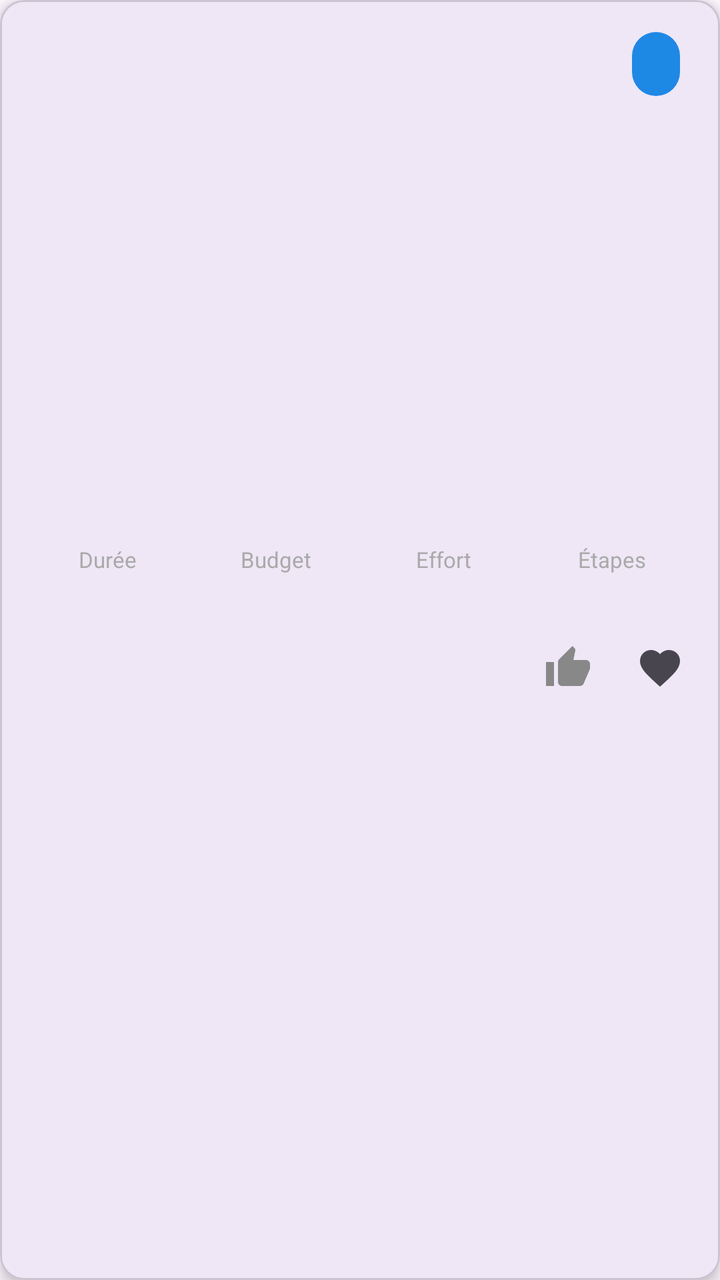
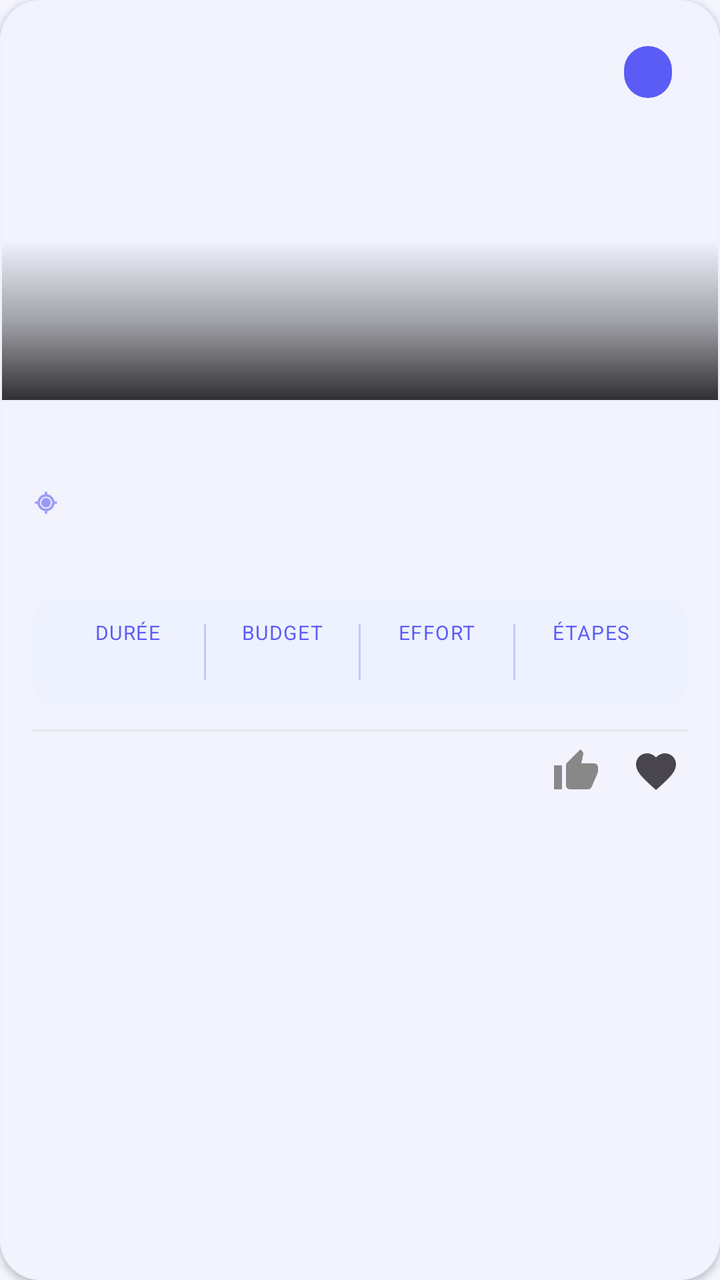

Screens rendered from an Android XML layout before and after an edit, with the pre-edit source and the edit as a unified diff.
<!-- AndroidManifest.xml: application theme Theme.Traveling -->
<!-- res/layout/item_path.xml -->
<?xml version="1.0" encoding="utf-8"?>
<com.google.android.material.card.MaterialCardView xmlns:android="http://schemas.android.com/apk/res/android"
    xmlns:app="http://schemas.android.com/apk/res-auto"
    android:layout_width="match_parent"
    android:layout_height="wrap_content"
    android:layout_margin="8dp"
    app:cardCornerRadius="12dp"
    app:cardElevation="4dp">

    <LinearLayout
        android:layout_width="match_parent"
        android:layout_height="wrap_content"
        android:orientation="vertical">

        
        <FrameLayout
            android:layout_width="match_parent"
            android:layout_height="180dp">

            <ImageView
                android:id="@+id/path_image"
                android:layout_width="match_parent"
                android:layout_height="match_parent"
                android:scaleType="centerCrop"
                android:contentDescription="Image du parcours" />

            
            <com.google.android.material.chip.Chip
                android:id="@+id/path_type_chip"
                android:layout_width="wrap_content"
                android:layout_height="wrap_content"
                android:layout_gravity="top|end"
                android:layout_margin="8dp"
                style="@style/Widget.MaterialComponents.Chip.Action"
                app:chipBackgroundColor="@color/colorPrimary"
                android:textColor="@android:color/white"
                android:textSize="11sp" />

        </FrameLayout>

        <LinearLayout
            android:layout_width="match_parent"
            android:layout_height="wrap_content"
            android:orientation="vertical"
            android:padding="12dp">

            
            <TextView
                android:id="@+id/path_title"
                android:layout_width="match_parent"
                android:layout_height="wrap_content"
                android:textSize="18sp"
                android:textStyle="bold"
                android:textColor="@android:color/black" />

            <TextView
                android:id="@+id/path_city"
                android:layout_width="match_parent"
                android:layout_height="wrap_content"
                android:layout_marginTop="2dp"
                android:textSize="14sp"
                android:textColor="@color/colorPrimary" />

            
            <TextView
                android:id="@+id/path_description"
                android:layout_width="match_parent"
                android:layout_height="wrap_content"
                android:layout_marginTop="6dp"
                android:textSize="14sp"
                android:maxLines="2"
                android:ellipsize="end"
                android:textColor="#555555" />

            
            <LinearLayout
                android:layout_width="match_parent"
                android:layout_height="wrap_content"
                android:orientation="horizontal"
                android:layout_marginTop="10dp"
                android:gravity="center_vertical">

                
                <LinearLayout
                    android:layout_width="0dp"
                    android:layout_height="wrap_content"
                    android:layout_weight="1"
                    android:orientation="vertical"
                    android:gravity="center">

                    <TextView
                        android:layout_width="wrap_content"
                        android:layout_height="wrap_content"
                        android:text="Durée"
                        android:textSize="11sp"
                        android:textColor="@android:color/darker_gray" />

                    <TextView
                        android:id="@+id/path_duration"
                        android:layout_width="wrap_content"
                        android:layout_height="wrap_content"
                        android:textSize="14sp"
                        android:textStyle="bold" />

                </LinearLayout>

                
                <LinearLayout
                    android:layout_width="0dp"
                    android:layout_height="wrap_content"
                    android:layout_weight="1"
                    android:orientation="vertical"
                    android:gravity="center">

                    <TextView
                        android:layout_width="wrap_content"
                        android:layout_height="wrap_content"
                        android:text="Budget"
                        android:textSize="11sp"
                        android:textColor="@android:color/darker_gray" />

                    <TextView
                        android:id="@+id/path_budget"
                        android:layout_width="wrap_content"
                        android:layout_height="wrap_content"
                        android:textSize="14sp"
                        android:textStyle="bold" />

                </LinearLayout>

                
                <LinearLayout
                    android:layout_width="0dp"
                    android:layout_height="wrap_content"
                    android:layout_weight="1"
                    android:orientation="vertical"
                    android:gravity="center">

                    <TextView
                        android:layout_width="wrap_content"
                        android:layout_height="wrap_content"
                        android:text="Effort"
                        android:textSize="11sp"
                        android:textColor="@android:color/darker_gray" />

                    <TextView
                        android:id="@+id/path_difficulty"
                        android:layout_width="wrap_content"
                        android:layout_height="wrap_content"
                        android:textSize="14sp"
                        android:textStyle="bold" />

                </LinearLayout>

                
                <LinearLayout
                    android:layout_width="0dp"
                    android:layout_height="wrap_content"
                    android:layout_weight="1"
                    android:orientation="vertical"
                    android:gravity="center">

                    <TextView
                        android:layout_width="wrap_content"
                        android:layout_height="wrap_content"
                        android:text="Étapes"
                        android:textSize="11sp"
                        android:textColor="@android:color/darker_gray" />

                    <TextView
                        android:id="@+id/path_steps_count"
                        android:layout_width="wrap_content"
                        android:layout_height="wrap_content"
                        android:textSize="14sp"
                        android:textStyle="bold" />

                </LinearLayout>

            </LinearLayout>

            
            <LinearLayout
                android:layout_width="match_parent"
                android:layout_height="wrap_content"
                android:orientation="horizontal"
                android:layout_marginTop="10dp"
                android:gravity="center_vertical">

                <TextView
                    android:id="@+id/path_author"
                    android:layout_width="0dp"
                    android:layout_height="wrap_content"
                    android:layout_weight="1"
                    android:textSize="12sp"
                    android:textColor="@android:color/darker_gray" />

                <ImageButton
                    android:id="@+id/btn_like_path"
                    android:layout_width="36dp"
                    android:layout_height="36dp"
                    android:background="?attr/selectableItemBackgroundBorderless"
                    android:src="@drawable/ic_thumb_up"
                    android:contentDescription="Like"
                    android:scaleType="centerInside" />

                <TextView
                    android:id="@+id/path_like_count"
                    android:layout_width="wrap_content"
                    android:layout_height="wrap_content"
                    android:layout_marginStart="2dp"
                    android:textSize="13sp"
                    android:textColor="@android:color/darker_gray" />

                <ImageButton
                    android:id="@+id/btn_favorite_path"
                    android:layout_width="36dp"
                    android:layout_height="36dp"
                    android:layout_marginStart="8dp"
                    android:background="?attr/selectableItemBackgroundBorderless"
                    android:src="@drawable/ic_favorite"
                    android:contentDescription="Favori"
                    android:scaleType="centerInside" />

            </LinearLayout>

        </LinearLayout>

    </LinearLayout>

</com.google.android.material.card.MaterialCardView>
<!-- resources referenced by this layout -->
<resources>
  <color name="colorPrimary">#FF1E88E5</color>
  <!-- drawable ic_favorite (drawable) -->
  <?xml version="1.0" encoding="utf-8"?>
  <vector xmlns:android="http://schemas.android.com/apk/res/android"
      android:width="24dp"
      android:height="24dp"
      android:viewportWidth="24"
      android:viewportHeight="24"
      android:tint="?attr/colorControlNormal">
      <path
          android:fillColor="@android:color/white"
          android:pathData="M12,21.35l-1.45,-1.32C5.4,15.36 2,12.28 2,8.5 2,5.42 4.42,3 7.5,3c1.74,0 3.41,0.81 4.5,2.09C13.09,3.81 14.76,3 16.5,3 19.58,3 22,5.42 22,8.5c0,3.78 -3.4,6.86 -8.55,11.54L12,21.35z" />
  </vector>
  <!-- drawable ic_thumb_up (drawable) -->
  <?xml version="1.0" encoding="utf-8"?>
  <vector xmlns:android="http://schemas.android.com/apk/res/android"
      android:width="24dp"
      android:height="24dp"
      android:viewportWidth="24"
      android:viewportHeight="24">
      <path
          android:fillColor="#888888"
          android:pathData="M1,21h4V9H1v12zm22-11c0-1.1-0.9-2-2-2h-6.31l0.95-4.57 0.03-0.32c0-0.41-0.17-0.79-0.44-1.06L14.17,1 7.59,7.59C7.22,7.95 7,8.45 7,9v10c0,1.1 0.9,2 2,2h9c0.83,0 1.54-0.5 1.84-1.22l3.02-7.05C22.95,12.5 23,12.26 23,12z" />
  </vector>
  <style name="Theme.Traveling" parent="Base.Theme.Traveling" />
  <style name="Base.Theme.Traveling" parent="Theme.Material3.DayNight.NoActionBar">
          
          
      </style>
</resources>

<!-- the commit's change to res/layout/item_path.xml (unified diff, before → after) -->
@@ -3,9 +3,13 @@
     xmlns:app="http://schemas.android.com/apk/res-auto"
     android:layout_width="match_parent"
     android:layout_height="wrap_content"
-    android:layout_margin="8dp"
-    app:cardCornerRadius="12dp"
-    app:cardElevation="4dp">
+    android:layout_marginHorizontal="12dp"
+    android:layout_marginVertical="8dp"
+    app:cardCornerRadius="20dp"
+    app:cardElevation="2dp"
+    app:strokeWidth="1dp"
+    app:strokeColor="@color/colorPrimaryLight"
+    app:cardBackgroundColor="@color/colorSurface">
 
     <LinearLayout
         android:layout_width="match_parent"
@@ -15,7 +19,7 @@
         
         <FrameLayout
             android:layout_width="match_parent"
-            android:layout_height="180dp">
+            android:layout_height="200dp">
 
             <ImageView
                 android:id="@+id/path_image"
@@ -25,16 +29,24 @@
                 android:contentDescription="Image du parcours" />
 
             
+            <View
+                android:layout_width="match_parent"
+                android:layout_height="80dp"
+                android:layout_gravity="bottom"
+                android:background="@drawable/bg_hero_gradient" />
+
+            
             <com.google.android.material.chip.Chip
                 android:id="@+id/path_type_chip"
                 android:layout_width="wrap_content"
                 android:layout_height="wrap_content"
                 android:layout_gravity="top|end"
-                android:layout_margin="8dp"
+                android:layout_margin="12dp"
                 style="@style/Widget.MaterialComponents.Chip.Action"
                 app:chipBackgroundColor="@color/colorPrimary"
                 android:textColor="@android:color/white"
-                android:textSize="11sp" />
+                android:textSize="11sp"
+                app:chipMinHeight="26dp" />
 
         </FrameLayout>
 
@@ -42,42 +54,65 @@
             android:layout_width="match_parent"
             android:layout_height="wrap_content"
             android:orientation="vertical"
-            android:padding="12dp">
+            android:padding="16dp">
 
             
             <TextView
                 android:id="@+id/path_title"
                 android:layout_width="match_parent"
                 android:layout_height="wrap_content"
-                android:textSize="18sp"
+                android:textSize="17sp"
                 android:textStyle="bold"
-                android:textColor="@android:color/black" />
-
-            <TextView
-                android:id="@+id/path_city"
-                android:layout_width="match_parent"
-                android:layout_height="wrap_content"
-                android:layout_marginTop="2dp"
-                android:textSize="14sp"
-                android:textColor="@color/colorPrimary" />
+                android:textColor="@color/colorTextPrimary"
+                android:letterSpacing="-0.01" />
+
+            
+            <LinearLayout
+                android:layout_width="match_parent"
+                android:layout_height="wrap_content"
+                android:orientation="horizontal"
+                android:gravity="center_vertical"
+                android:layout_marginTop="4dp">
+
+                <ImageView
+                    android:layout_width="14dp"
+                    android:layout_height="14dp"
+                    android:src="@android:drawable/ic_menu_mylocation"
+                    app:tint="@color/colorPrimary"
+                    android:contentDescription="@null" />
+
+                <TextView
+                    android:id="@+id/path_city"
+                    android:layout_width="0dp"
+                    android:layout_height="wrap_content"
+                    android:layout_weight="1"
+                    android:layout_marginStart="6dp"
+                    android:textSize="13sp"
+                    android:textStyle="bold"
+                    android:textColor="@color/colorPrimary" />
+
+            </LinearLayout>
 
             
             <TextView
                 android:id="@+id/path_description"
                 android:layout_width="match_parent"
                 android:layout_height="wrap_content"
-                android:layout_marginTop="6dp"
+                android:layout_marginTop="8dp"
                 android:textSize="14sp"
+                android:lineSpacingMultiplier="1.4"
                 android:maxLines="2"
                 android:ellipsize="end"
-                android:textColor="#555555" />
+                android:textColor="@color/colorTextSecondary" />
 
             
             <LinearLayout
                 android:layout_width="match_parent"
                 android:layout_height="wrap_content"
                 android:orientation="horizontal"
-                android:layout_marginTop="10dp"
+                android:layout_marginTop="12dp"
+                android:background="@drawable/bg_metric_row"
+                android:padding="10dp"
                 android:gravity="center_vertical">
 
                 
@@ -92,17 +127,28 @@
                         android:layout_width="wrap_content"
                         android:layout_height="wrap_content"
                         android:text="Durée"
-                        android:textSize="11sp"
-                        android:textColor="@android:color/darker_gray" />
+                        android:textSize="10sp"
+                        android:textAllCaps="true"
+                        android:letterSpacing="0.05"
+                        android:textColor="@color/colorPrimary" />
 
                     <TextView
                         android:id="@+id/path_duration"
                         android:layout_width="wrap_content"
                         android:layout_height="wrap_content"
-                        android:textSize="14sp"
-                        android:textStyle="bold" />
+                        android:layout_marginTop="2dp"
+                        android:textSize="13sp"
+                        android:textStyle="bold"
+                        android:textColor="@color/colorTextPrimary" />
 
                 </LinearLayout>
+
+                <View
+                    android:layout_width="1dp"
+                    android:layout_height="28dp"
+                    android:background="@color/colorPrimaryMedium"
+                    android:alpha="0.4"
+                    android:layout_gravity="center_vertical" />
 
                 
                 <LinearLayout
@@ -116,17 +162,28 @@
                         android:layout_width="wrap_content"
                         android:layout_height="wrap_content"
                         android:text="Budget"
-                        android:textSize="11sp"
-                        android:textColor="@android:color/darker_gray" />
+                        android:textSize="10sp"
+                        android:textAllCaps="true"
+                        android:letterSpacing="0.05"
+                        android:textColor="@color/colorPrimary" />
 
                     <TextView
                         android:id="@+id/path_budget"
                         android:layout_width="wrap_content"
                         android:layout_height="wrap_content"
-                        android:textSize="14sp"
-                        android:textStyle="bold" />
+                        android:layout_marginTop="2dp"
+                        android:textSize="13sp"
+                        android:textStyle="bold"
+                        android:textColor="@color/colorTextPrimary" />
 
                 </LinearLayout>
+
+                <View
+                    android:layout_width="1dp"
+                    android:layout_height="28dp"
+                    android:background="@color/colorPrimaryMedium"
+                    android:alpha="0.4"
+                    android:layout_gravity="center_vertical" />
 
                 
                 <LinearLayout
@@ -140,17 +197,28 @@
                         android:layout_width="wrap_content"
                         android:layout_height="wrap_content"
                         android:text="Effort"
-                        android:textSize="11sp"
-                        android:textColor="@android:color/darker_gray" />
+                        android:textSize="10sp"
+                        android:textAllCaps="true"
+                        android:letterSpacing="0.05"
+                        android:textColor="@color/colorPrimary" />
 
                     <TextView
                         android:id="@+id/path_difficulty"
                         android:layout_width="wrap_content"
                         android:layout_height="wrap_content"
-                        android:textSize="14sp"
-                        android:textStyle="bold" />
+                        android:layout_marginTop="2dp"
+                        android:textSize="13sp"
+                        android:textStyle="bold"
+                        android:textColor="@color/colorTextPrimary" />
 
                 </LinearLayout>
+
+                <View
+                    android:layout_width="1dp"
+                    android:layout_height="28dp"
+                    android:background="@color/colorPrimaryMedium"
+                    android:alpha="0.4"
+                    android:layout_gravity="center_vertical" />
 
                 
                 <LinearLayout
@@ -164,26 +232,37 @@
                         android:layout_width="wrap_content"
                         android:layout_height="wrap_content"
                         android:text="Étapes"
-                        android:textSize="11sp"
-                        android:textColor="@android:color/darker_gray" />
+                        android:textSize="10sp"
+                        android:textAllCaps="true"
+                        android:letterSpacing="0.05"
+                        android:textColor="@color/colorPrimary" />
 
                     <TextView
                         android:id="@+id/path_steps_count"
                         android:layout_width="wrap_content"
                         android:layout_height="wrap_content"
-                        android:textSize="14sp"
-                        android:textStyle="bold" />
+                        android:layout_marginTop="2dp"
+                        android:textSize="13sp"
+                        android:textStyle="bold"
+                        android:textColor="@color/colorTextPrimary" />
 
                 </LinearLayout>
 
             </LinearLayout>
 
             
+            <View
+                android:layout_width="match_parent"
+                android:layout_height="1dp"
+                android:layout_marginTop="12dp"
+                android:layout_marginBottom="4dp"
+                android:background="@color/colorDivider" />
+
+            
             <LinearLayout
                 android:layout_width="match_parent"
                 android:layout_height="wrap_content"
                 android:orientation="horizontal"
-                android:layout_marginTop="10dp"
                 android:gravity="center_vertical">
 
                 <TextView
@@ -192,12 +271,13 @@
                     android:layout_height="wrap_content"
                     android:layout_weight="1"
                     android:textSize="12sp"
-                    android:textColor="@android:color/darker_gray" />
+                    android:textStyle="bold"
+                    android:textColor="@color/colorTextSecondary" />
 
                 <ImageButton
                     android:id="@+id/btn_like_path"
-                    android:layout_width="36dp"
-                    android:layout_height="36dp"
+                    android:layout_width="32dp"
+                    android:layout_height="32dp"
                     android:background="?attr/selectableItemBackgroundBorderless"
                     android:src="@drawable/ic_thumb_up"
                     android:contentDescription="Like"
@@ -209,13 +289,13 @@
                     android:layout_height="wrap_content"
                     android:layout_marginStart="2dp"
                     android:textSize="13sp"
-                    android:textColor="@android:color/darker_gray" />
+                    android:textColor="@color/colorTextSecondary" />
 
                 <ImageButton
                     android:id="@+id/btn_favorite_path"
-                    android:layout_width="36dp"
-                    android:layout_height="36dp"
-                    android:layout_marginStart="8dp"
+                    android:layout_width="32dp"
+                    android:layout_height="32dp"
+                    android:layout_marginStart="6dp"
                     android:background="?attr/selectableItemBackgroundBorderless"
                     android:src="@drawable/ic_favorite"
                     android:contentDescription="Favori"
<!-- resource entries referenced after the edit -->
@@ -1,6 +1,28 @@
 <!-- resources referenced by this layout -->
 <resources>
-  <color name="colorPrimary">#FF1E88E5</color>
+  <color name="colorDivider">#E5E7EB</color>
+  <color name="colorPrimary">#5B5CF6</color>
+  <color name="colorPrimaryLight">#EEF2FF</color>
+  <color name="colorPrimaryMedium">#818CF8</color>
+  <color name="colorSurface">#FFFFFF</color>
+  <color name="colorTextPrimary">#1E1B4B</color>
+  <color name="colorTextSecondary">#6B7280</color>
+  <!-- drawable bg_hero_gradient (drawable) -->
+  <?xml version="1.0" encoding="utf-8"?>
+  <shape xmlns:android="http://schemas.android.com/apk/res/android">
+      <gradient
+          android:type="linear"
+          android:angle="270"
+          android:startColor="#00000000"
+          android:centerColor="#55000000"
+          android:endColor="#CC000000" />
+  </shape>
+  <!-- drawable bg_metric_row (drawable) -->
+  <?xml version="1.0" encoding="utf-8"?>
+  <shape xmlns:android="http://schemas.android.com/apk/res/android">
+      <solid android:color="@color/colorPrimaryLight" />
+      <corners android:radius="12dp" />
+  </shape>
   <!-- drawable ic_favorite (drawable) -->
   <?xml version="1.0" encoding="utf-8"?>
   <vector xmlns:android="http://schemas.android.com/apk/res/android"
@@ -26,8 +48,29 @@
   </vector>
   <style name="Theme.Traveling" parent="Base.Theme.Traveling" />
   <style name="Base.Theme.Traveling" parent="Theme.Material3.DayNight.NoActionBar">
-          
-          
+          <item name="colorPrimary">@color/colorPrimary</item>
+          <item name="colorOnPrimary">@color/white</item>
+          <item name="colorPrimaryContainer">@color/colorPrimaryLight</item>
+          <item name="colorOnPrimaryContainer">@color/colorPrimaryDark</item>
+          <item name="colorSecondary">@color/colorSecondary</item>
+          <item name="colorOnSecondary">@color/white</item>
+          <item name="colorSecondaryContainer">@color/colorAccentLight</item>
+          <item name="colorOnSecondaryContainer">@color/colorAccentDark</item>
+          <item name="android:colorBackground">@color/colorBackground</item>
+          <item name="colorSurface">@color/colorSurface</item>
+          <item name="colorOnSurface">@color/colorTextPrimary</item>
+          <item name="colorOnSurfaceVariant">@color/colorTextSecondary</item>
+          <item name="colorError">@color/colorError</item>
+          <item name="colorOutline">@color/colorDivider</item>
+          <item name="android:statusBarColor">@color/colorPrimaryDark</item>
+          <item name="android:navigationBarColor">@color/colorSurface</item>
       </style>
+  <color name="white">#FFFFFFFF</color>
+  <color name="colorPrimaryDark">#4338CA</color>
+  <color name="colorSecondary">#F59E0B</color>
+  <color name="colorAccentLight">#FEF3C7</color>
+  <color name="colorAccentDark">#D97706</color>
+  <color name="colorBackground">#F5F5FF</color>
+  <color name="colorError">#EF4444</color>
 </resources>
 
